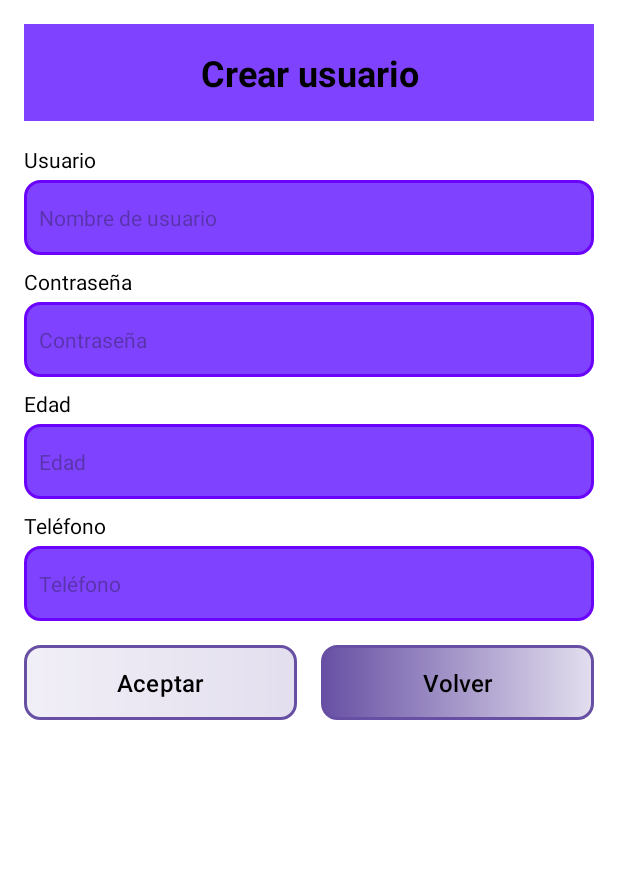
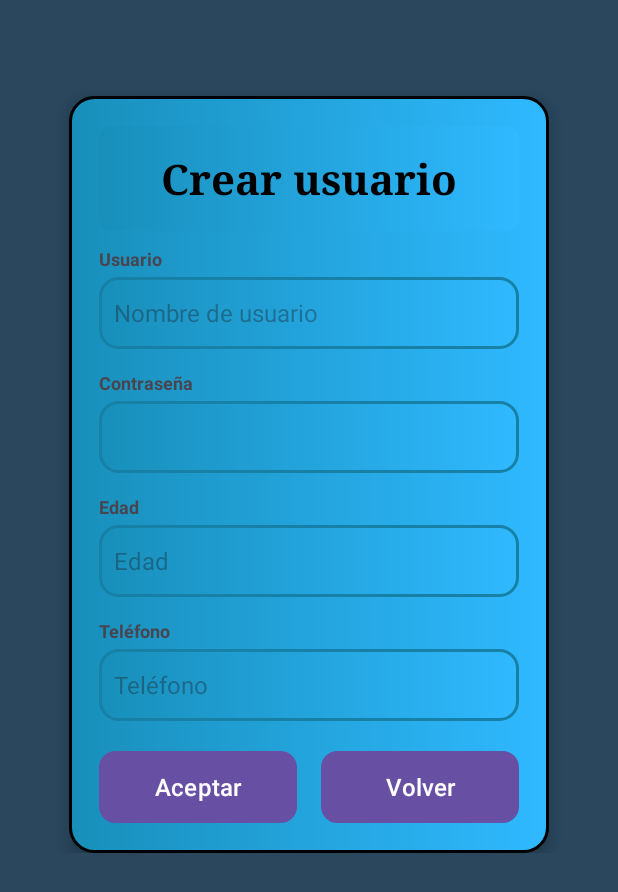
Before and after one commit to DanielFiva/GameradarMobile, an Android app: the CreateUserActivity screen opened directly, with no data from a screen before it, on a phone screen of 412 x 824 dp. Shown: the top 892 px of the screen. Run offline under Robolectric (Android 15) with nearby library versions, the phone set to English and light mode, and no system bars.

Commit message:
modified create user UI

```diff
--- a/app/src/main/res/layout/activity_create_user.xml
+++ b/app/src/main/res/layout/activity_create_user.xml
@@ -2,14 +2,24 @@
 <ScrollView xmlns:android="http://schemas.android.com/apk/res/android"
     android:layout_width="match_parent"
     android:layout_height="match_parent"
-    android:padding="16dp"
-    android:background="#FFFFFF">
+    android:background="#2a475e">
 
     <LinearLayout
         android:layout_width="match_parent"
         android:layout_height="wrap_content"
         android:orientation="vertical"
-        android:gravity="center_horizontal">
+        android:gravity="center"
+        android:padding="24dp">
+
+        <!-- User Card -->
+        <LinearLayout
+            android:layout_width="320dp"
+            android:layout_height="wrap_content"
+            android:orientation="vertical"
+            android:padding="20dp"
+            android:background="@drawable/bg_login_card"
+            android:elevation="6dp"
+            android:layout_marginTop="40dp">
 
             <!-- Title -->
             <TextView
@@ -17,91 +27,91 @@
                 android:layout_width="match_parent"
                 android:layout_height="wrap_content"
                 android:text="Crear usuario"
-            android:textSize="24sp"
-            android:textColor="#000000"
+                android:textSize="28sp"
                 android:textStyle="bold"
                 android:gravity="center"
-            android:padding="16dp"
-            android:background="#7F43FF"
-            android:layout_marginBottom="16dp"/>
+                android:fontFamily="serif"
+                android:paddingTop="16dp"
+                android:paddingBottom="16dp"
+                android:background="@drawable/bg_title"
+                android:textColor="#000000"/>
 
             <!-- Username -->
             <TextView
                 android:layout_width="match_parent"
                 android:layout_height="wrap_content"
                 android:text="Usuario"
-            android:textSize="14sp"
-            android:textColor="#000000"
+                android:textStyle="bold"
+                android:textSize="12sp"
+                android:paddingTop="10dp"
                 android:paddingBottom="4dp"/>
             <EditText
                 android:id="@+id/UsernameEditText"
                 android:layout_width="match_parent"
-            android:layout_height="50dp"
-            android:background="@drawable/edittext_bg"
+                android:layout_height="48dp"
+                android:background="@drawable/bg_input"
                 android:paddingLeft="10dp"
                 android:hint="Nombre de usuario"
                 android:textColor="#000000"
-            android:textSize="14sp"/>
+                android:textSize="16sp"/>
 
             <!-- Password -->
             <TextView
                 android:layout_width="match_parent"
                 android:layout_height="wrap_content"
                 android:text="Contraseña"
-            android:textSize="14sp"
-            android:textColor="#000000"
-            android:paddingTop="8dp"
+                android:textStyle="bold"
+                android:textSize="12sp"
+                android:paddingTop="14dp"
                 android:paddingBottom="4dp"/>
             <EditText
                 android:id="@+id/PasswordEditText"
                 android:layout_width="match_parent"
-            android:layout_height="50dp"
-            android:background="@drawable/edittext_bg"
-            android:paddingLeft="10dp"
-            android:hint="Contraseña"
+                android:layout_height="48dp"
+                android:background="@drawable/bg_input"
                 android:inputType="textPassword"
                 android:textColor="#000000"
-            android:textSize="14sp"/>
+                android:textSize="16sp"/>
 
             <!-- Age -->
             <TextView
                 android:layout_width="match_parent"
                 android:layout_height="wrap_content"
                 android:text="Edad"
-            android:textSize="14sp"
-            android:textColor="#000000"
-            android:paddingTop="8dp"
+                android:textStyle="bold"
+                android:textSize="12sp"
+                android:paddingTop="14dp"
                 android:paddingBottom="4dp"/>
             <EditText
                 android:id="@+id/AgeEditText"
                 android:layout_width="match_parent"
-            android:layout_height="50dp"
-            android:background="@drawable/edittext_bg"
+                android:layout_height="48dp"
+                android:background="@drawable/bg_input"
+                android:inputType="number"
                 android:paddingLeft="10dp"
                 android:hint="Edad"
-            android:inputType="number"
                 android:textColor="#000000"
-            android:textSize="14sp"/>
+                android:textSize="16sp"/>
 
             <!-- Phone -->
             <TextView
                 android:layout_width="match_parent"
                 android:layout_height="wrap_content"
                 android:text="Teléfono"
-            android:textSize="14sp"
-            android:textColor="#000000"
-            android:paddingTop="8dp"
+                android:textStyle="bold"
+                android:textSize="12sp"
+                android:paddingTop="14dp"
                 android:paddingBottom="4dp"/>
             <EditText
                 android:id="@+id/PhoneEditText"
                 android:layout_width="match_parent"
-            android:layout_height="50dp"
-            android:background="@drawable/edittext_bg"
+                android:layout_height="48dp"
+                android:background="@drawable/bg_input"
+                android:inputType="phone"
                 android:paddingLeft="10dp"
                 android:hint="Teléfono"
-            android:inputType="phone"
                 android:textColor="#000000"
-            android:textSize="14sp"/>
+                android:textSize="16sp"/>
 
             <!-- Buttons -->
             <LinearLayout
@@ -109,31 +119,33 @@
                 android:layout_height="wrap_content"
                 android:orientation="horizontal"
                 android:gravity="center"
-            android:layout_marginTop="16dp">
+                android:layout_marginTop="20dp">
 
                 <Button
                     android:id="@+id/btnAccept"
                     android:layout_width="0dp"
-                android:layout_height="50dp"
                     android:layout_weight="1"
+                    android:layout_height="48dp"
+                    android:layout_marginEnd="8dp"
                     android:text="Aceptar"
-                android:background="@drawable/button_accept"
-                android:textColor="#000000"
+                    android:background="@drawable/bg_button_green"
+                    android:textColor="#FFFFFF"
                     android:textSize="16sp"/>
-
-            <Space
-                android:layout_width="16dp"
-                android:layout_height="wrap_content"/>
 
                 <Button
                     android:id="@+id/btnBack"
                     android:layout_width="0dp"
-                android:layout_height="50dp"
                     android:layout_weight="1"
+                    android:layout_height="48dp"
+                    android:layout_marginStart="8dp"
                     android:text="Volver"
-                android:background="@drawable/button_back"
-                android:textColor="#000000"
+                    android:background="@drawable/bg_button_red"
+                    android:textColor="#FFFFFF"
                     android:textSize="16sp"/>
             </LinearLayout>
+
         </LinearLayout>
+
+    </LinearLayout>
+
 </ScrollView>
--- a/app/src/main/res/layout/activity_login.xml
+++ b/app/src/main/res/layout/activity_login.xml
@@ -2,7 +2,7 @@
 <ScrollView xmlns:android="http://schemas.android.com/apk/res/android"
     android:layout_width="match_parent"
     android:layout_height="match_parent"
-    android:background="@drawable/bg_login_bg"
+    android:background="#2a475e"
     >
 
     <LinearLayout
@@ -11,7 +11,7 @@
         android:orientation="vertical"
         android:gravity="center"
         android:padding="24dp">
-        android:background=
+
 
         <!-- Login Card -->
         <LinearLayout
```
Lines whose indentation alone changed are shown as unchanged.
